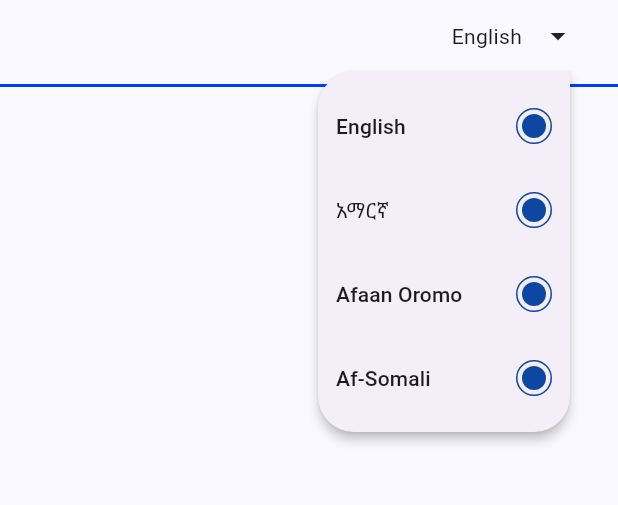
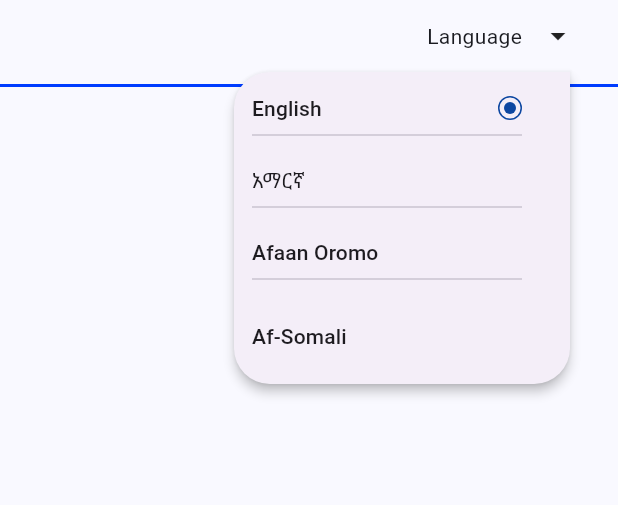
Before and after one commit to fikireab-m/amole-lite-clone, a Flutter app: the screen it shows after launch, after a tap on the "arrow drop down" icon, on a phone screen of 412 x 824 dp, the part 204-709 px from its top. Run offline on Flutter 3.47's test engine with Material 3 defaults, Android fonts, the phone set to English and light mode, and no system bars.

Commit message:
dropdown menu

```diff
--- a/lib/pages/login.dart
+++ b/lib/pages/login.dart
@@ -9,7 +9,7 @@ class LoginPage extends StatefulWidget {
 }
 
 class _LoginPageState extends State<LoginPage> {
-  String languageLabel = 'English';
+  String languageLabel = 'Language';
   @override
   Widget build(BuildContext context) {
     final sc = MediaQuery.of(context).size;
@@ -74,105 +74,52 @@ class _LoginPageState extends State<LoginPage> {
                             bottomRight: Radius.circular(24.0),
                           )),
                           surfaceTintColor: const Color(0xFFFFFFFF),
-                          itemBuilder: (context) => [
-                            PopupMenuItem(
-                              value: 'English',
-                              child: ListTile(
-                                title: const Expanded(child: Text('English')),
-                                trailing: Container(
-                                  width: 24.0,
-                                  height: 24.0,
-                                  decoration: BoxDecoration(
-                                    shape: BoxShape.circle,
-                                    border:
-                                        Border.all(color: Colors.blue.shade900),
-                                  ),
-                                  child: Center(
-                                    child: Container(
+                          itemBuilder: (context) => languages
+                              .map((language) => PopupMenuItem(
+                                    value: language['lable'],
+                                    child: SizedBox(
+                                      width: 180.0,
+                                      child: Column(
+                                        children: [
+                                          Row(
+                                            mainAxisAlignment:
+                                                MainAxisAlignment.spaceBetween,
+                                            children: [
+                                              Text(language['name']!),
+                                              if (languageLabel ==
+                                                  language['lable'])
+                                                Container(
                                                   width: 16.0,
                                                   height: 16.0,
                                                   decoration: BoxDecoration(
                                                     shape: BoxShape.circle,
-                                          color: Colors.blue.shade900),
-                                    ),
-                                  ),
-                                ),
-                              ),
-                            ),
-                            PopupMenuItem(
-                              value: 'ቋንቋ',
-                              child: ListTile(
-                                title: const Expanded(child: Text('አማርኛ')),
-                                trailing: Container(
-                                  width: 24.0,
-                                  height: 24.0,
-                                  decoration: BoxDecoration(
-                                    shape: BoxShape.circle,
-                                    border:
-                                        Border.all(color: Colors.blue.shade900),
+                                                    border: Border.all(
+                                                        color: Colors
+                                                            .blue.shade900),
                                                   ),
                                                   child: Center(
                                                     child: Container(
-                                      width: 16.0,
-                                      height: 16.0,
+                                                      width: 8.0,
+                                                      height: 8.0,
                                                       decoration: BoxDecoration(
-                                          shape: BoxShape.circle,
-                                          color: Colors.blue.shade900),
-                                    ),
-                                  ),
-                                ),
-                              ),
-                            ),
-                            PopupMenuItem(
-                              value: 'Qooqa',
-                              child: ListTile(
-                                title:
-                                    const Expanded(child: Text('Afaan Oromo')),
-                                trailing: Container(
-                                  width: 24.0,
-                                  height: 24.0,
-                                  decoration: BoxDecoration(
-                                    shape: BoxShape.circle,
-                                    border:
-                                        Border.all(color: Colors.blue.shade900),
-                                  ),
-                                  child: Center(
-                                    child: Container(
-                                      width: 16.0,
-                                      height: 16.0,
-                                      decoration: BoxDecoration(
-                                          shape: BoxShape.circle,
-                                          color: Colors.blue.shade900),
-                                    ),
-                                  ),
-                                ),
-                              ),
-                            ),
-                            PopupMenuItem(
-                              value: 'Iuuqad',
-                              child: ListTile(
-                                title: const Expanded(child: Text('Af-Somali')),
-                                trailing: Container(
-                                  width: 24.0,
-                                  height: 24.0,
-                                  decoration: BoxDecoration(
-                                    shape: BoxShape.circle,
-                                    border:
-                                        Border.all(color: Colors.blue.shade900),
-                                  ),
-                                  child: Center(
-                                    child: Container(
-                                      width: 16.0,
-                                      height: 16.0,
-                                      decoration: BoxDecoration(
-                                          shape: BoxShape.circle,
-                                          color: Colors.blue.shade900),
-                                    ),
-                                  ),
+                                                          shape:
+                                                              BoxShape.circle,
+                                                          color: Colors
+                                                              .blue.shade900),
                                                     ),
                                                   ),
                                                 ),
                                             ],
+                                          ),
+                                          if (language['name'] !=
+                                              languages[languages.length - 1]
+                                                  ['name'])
+                                            const Divider(),
+                                        ],
+                                      ),
+                                    ),
+                                  ))
+                              .toList(),
                           onSelected: (value) {
                             setState(() {
                               languageLabel = value;
@@ -190,4 +137,23 @@ class _LoginPageState extends State<LoginPage> {
       ),
     );
   }
+
+  final languages = [
+    {
+      'name': 'English',
+      'lable': 'Language',
+    },
+    {
+      'name': 'አማርኛ',
+      'lable': 'ቋንቋ',
+    },
+    {
+      'name': 'Afaan Oromo',
+      'lable': 'Qooqa',
+    },
+    {
+      'name': 'Af-Somali',
+      'lable': 'Iuuqad',
     }
+  ];
+}
```
Lines whose indentation alone changed are shown as unchanged.
